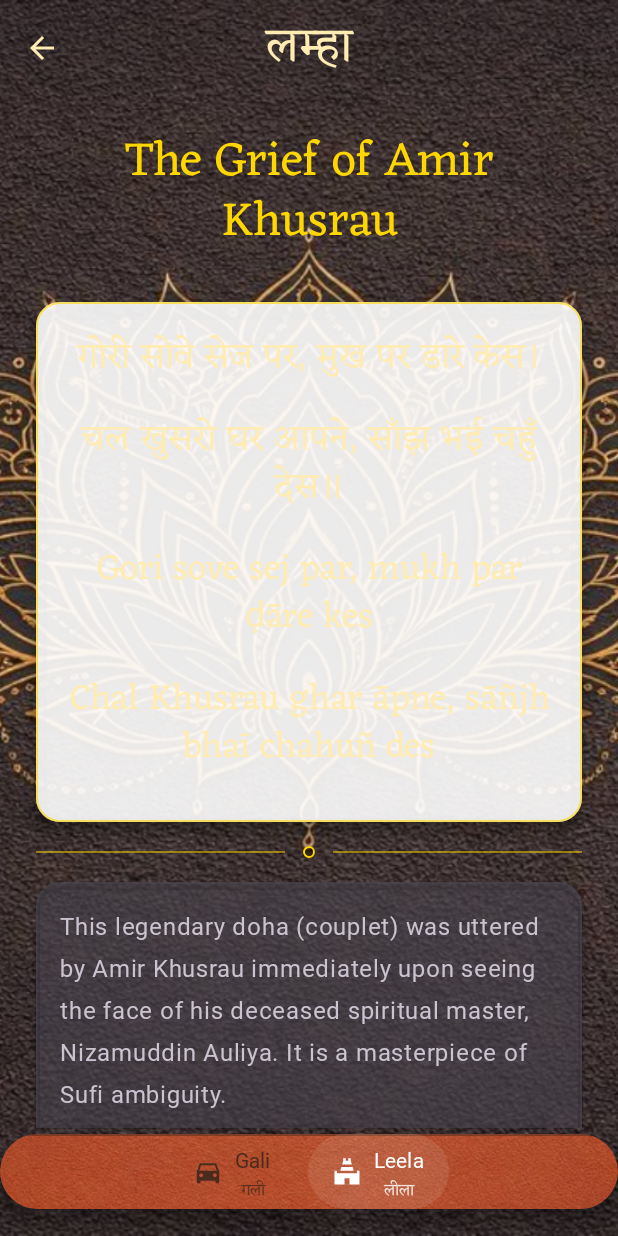
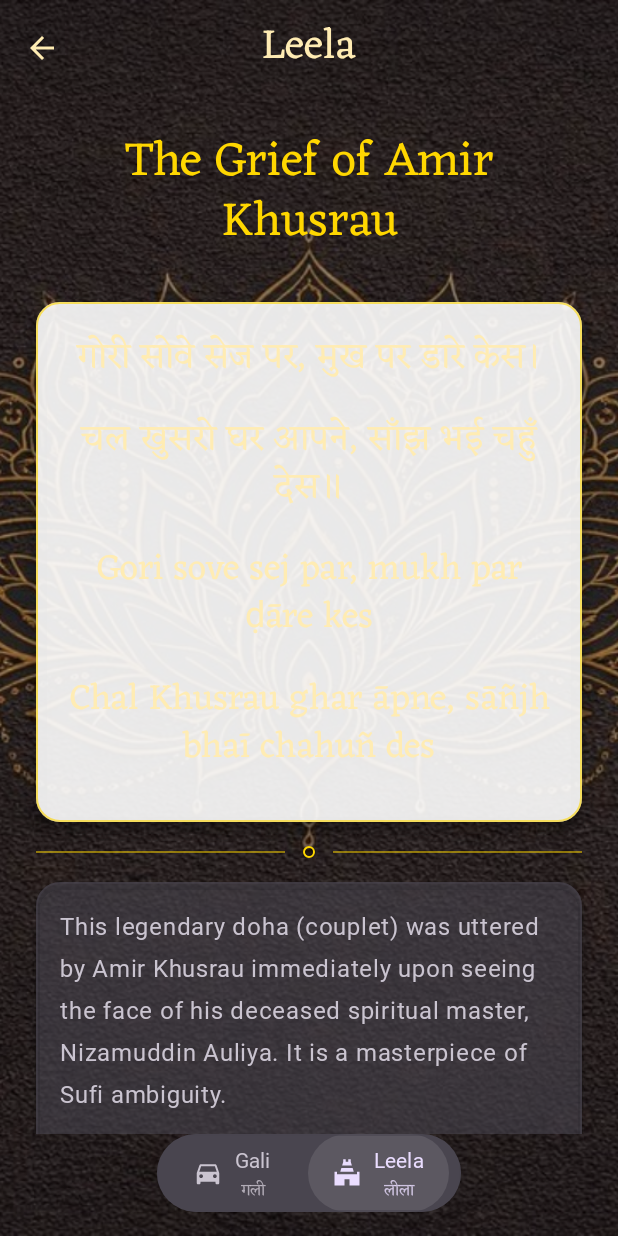
Before and after one commit to MochizukiShinichi/lamha, an Android app built with Jetpack Compose: the composable LessonDetailScreen called with sample values from the repository, after a tap on "Leela", on a phone screen of 412 x 824 dp. Run offline under Robolectric (Android 15) with nearby library versions, the light colour scheme and no system bars; Roboto replaces fonts that are not available here.

Commit message:
Unify lesson scaffold with Lamha components

```diff
--- a/app/src/main/java/com/example/lamha/MainActivity.kt
+++ b/app/src/main/java/com/example/lamha/MainActivity.kt
@@ -261,6 +261,12 @@ fun LessonDetailScreen(lesson: Lesson, onBack: () -> Unit) {
                     contentScale = ContentScale.Crop,
                     modifier = Modifier.fillMaxSize()
                 )
+                // Readability scrim
+                Box(
+                    modifier = Modifier
+                        .fillMaxSize()
+                        .background(Color.Black.copy(alpha = 0.35f))
+                )
             } else {
                 // Gali (Street) - Sandstone Light
                 Image(
@@ -272,73 +278,53 @@ fun LessonDetailScreen(lesson: Lesson, onBack: () -> Unit) {
             }
 
             // 3. Content Scaffold
-            Scaffold(
-                containerColor = Color.Transparent,
+            com.example.lamha.ui.components.LamhaScaffold(
                 topBar = {
-                    if (selectedTab == 1) {
-                        // Leela Header (Transparent)
-                        CenterAlignedTopAppBar(
+                    com.example.lamha.ui.components.LamhaTopBar(
                         title = {
-                                Text("लम्हा", fontWeight = FontWeight.Bold, fontSize = 32.sp, fontFamily = EczarFont, color = Color(0xFFFFECB3))
+                            val titleText = if (selectedTab == 1) "Leela" else "Gali"
+                            Text(
+                                text = titleText,
+                                style = if (selectedTab == 1) MaterialTheme.typography.headlineMedium else MaterialTheme.typography.titleMedium,
+                                color = MaterialTheme.colorScheme.onSurface,
+                                fontFamily = if (selectedTab == 1) EczarFont else LatoFont,
+                                letterSpacing = if (selectedTab == 0) 1.5.sp else 0.sp,
+                            )
                         },
-                            colors = TopAppBarDefaults.centerAlignedTopAppBarColors(containerColor = Color.Transparent),
                         navigationIcon = {
-                                IconButton(onClick = onBack) { Icon(Icons.Default.ArrowBack, "Back", tint = Color(0xFFFFECB3)) }
-                            }
+                            IconButton(onClick = onBack) { Icon(Icons.Default.ArrowBack, "Back") }
+                        },
+                        containerColor = if (selectedTab == 1) Color.Transparent else MaterialTheme.colorScheme.surface,
                     )
-                    } else {
-                        // Gali Header (Solid Beige + Divider)
-                        Column {
-                            CenterAlignedTopAppBar(
-                                title = {
-                                    Text("GALI", fontWeight = FontWeight.SemiBold, fontSize = 18.sp, letterSpacing = 2.sp, color = GaliTitleColor)
-                                },
-                                colors = TopAppBarDefaults.centerAlignedTopAppBarColors(containerColor = GaliHeaderBg),
-                                navigationIcon = {
-                                    IconButton(onClick = onBack) { Icon(Icons.Default.ArrowBack, "Back", tint = GaliTitleColor) }
-                                }
-                            )
-                            Divider(color = GaliHeaderDivider, thickness = 1.dp)
-                        }
-                    }
                 },
                 bottomBar = {
-                // Floating Tab Switcher (Custom) - Lowered position
+                    // Material-styled tab switcher
                     Box(
                         modifier = Modifier
                             .fillMaxWidth()
                             .padding(bottom = 16.dp),
                         contentAlignment = Alignment.Center
                     ) {
-                    ClayCard(
-                        shape = RoundedCornerShape(50),
-                        backgroundColor = Color.Transparent,
-                        elevation = 8.dp,
-                        modifier = Modifier.height(56.dp),
+                        com.example.lamha.ui.components.LamhaCard(
+                            containerColor = MaterialTheme.colorScheme.surfaceVariant,
+                            contentColor = MaterialTheme.colorScheme.onSurfaceVariant,
+                            elevation = 4.dp,
+                            modifier = Modifier
+                                .height(52.dp)
+                                .clip(RoundedCornerShape(50)),
                             contentPadding = PaddingValues(0.dp)
                         ) {
-                        Box(modifier = Modifier.fillMaxSize()) {
-                            Image(
-                                painter = androidx.compose.ui.res.painterResource(R.drawable.terracotta_texture),
-                                contentDescription = null,
-                                contentScale = ContentScale.Crop,
-                                modifier = Modifier.matchParentSize().alpha(0.95f),
-                                colorFilter = androidx.compose.ui.graphics.ColorFilter.tint(Color.Black.copy(alpha=0.1f), blendMode = BlendMode.Darken) // Darken by 10%
-                            )
-                            // Top border
-                            Box(modifier = Modifier.fillMaxWidth().height(1.dp).background(Color(0xFF4A2B1E).copy(alpha=0.5f)).align(Alignment.TopCenter))
-
                             Row(
                                 verticalAlignment = Alignment.CenterVertically,
-                                modifier = Modifier.padding(horizontal = 8.dp).align(Alignment.Center)
+                                modifier = Modifier.padding(horizontal = 8.dp)
                             ) {
                                 TabButton(
                                     text = "Gali",
                                     subText = "गली",
                                     icon = Icons.Default.DirectionsCar,
                                     isSelected = selectedTab == 0,
-                                    selectedColor = Color.White,
-                                    unselectedColor = Color(0xFF4A2B1E)
+                                    selectedColor = MaterialTheme.colorScheme.onPrimaryContainer,
+                                    unselectedColor = MaterialTheme.colorScheme.onSurfaceVariant
                                 ) { selectedTab = 0 }
 
                                 Spacer(modifier = Modifier.width(8.dp))
@@ -348,10 +334,9 @@ fun LessonDetailScreen(lesson: Lesson, onBack: () -> Unit) {
                                     subText = "लीला",
                                     icon = Icons.Default.TempleHindu,
                                     isSelected = selectedTab == 1,
-                                    selectedColor = Color.White,
-                                    unselectedColor = Color(0xFF4A2B1E)
+                                    selectedColor = MaterialTheme.colorScheme.onPrimaryContainer,
+                                    unselectedColor = MaterialTheme.colorScheme.onSurfaceVariant
                                 ) { selectedTab = 1 }
-                            }
                             }
                         }
                     }
```
Lines whose indentation alone changed are shown as unchanged.
